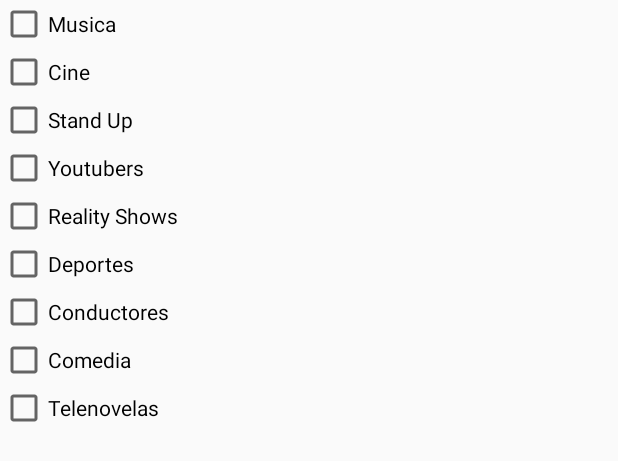
After one commit to snow915/ALLSTARS, an Android app: the layout checkbox.xml on its own in the app's theme, with its tools: preview values and no code run, on a phone screen of 412 x 824 dp. The commit adds this screen. Shown: the top 461 px of the screen. Run offline under Robolectric (Android 15) with nearby library versions, the phone set to English and light mode, and no system bars.

Commit message:
add: coee for checkbox inside alert dialog

```diff
--- a/app/src/main/java/com/store/Register.java
+++ b/app/src/main/java/com/store/Register.java
@@ -3,12 +3,14 @@ package com.store;
 import androidx.annotation.NonNull;
 import androidx.appcompat.app.AppCompatActivity;
 
+import android.content.DialogInterface;
 import android.content.Intent;
 import android.os.Bundle;
 import android.view.View;
 import android.widget.AdapterView;
 import android.widget.ArrayAdapter;
 import android.widget.Button;
+import android.widget.CheckBox;
 import android.widget.EditText;
 import android.widget.Spinner;
 import android.widget.TextView;
@@ -62,6 +64,34 @@ public class Register extends AppCompatActivity implements AdapterView.OnItemSel
             @Override
             public void onClick(View v) {
                 if(validations()){
+                    //View chec = View.inflate(getApplicationContext(), R.layout.checkbox, null);
+                    //CheckBox checkBox = (CheckBox) chec.findViewById(R.id.);
+
+                    AlertDialog.Builder builder = new AlertDialog.Builder(getApplicationContext());
+                    builder.setTitle("Escoge una o varias categorias");
+
+                    //Añadimos una lista de checkbox
+                    String[] categorias = {"Hola","mundo","jajaj"};
+                    boolean[] checkeditems = {true,false,true};
+                    builder.setMultiChoiceItems(categorias, checkeditems, new DialogInterface.OnMultiChoiceClickListener() {
+                        @Override
+                        public void onClick(DialogInterface dialog, int which, boolean isChecked) {
+
+                        }
+                    });
+
+                    // Add OK and Cancel buttons
+                    builder.setPositiveButton("OK", new DialogInterface.OnClickListener() {
+                        @Override
+                        public void onClick(DialogInterface dialog, int which) {
+                            // The user clicked OK
+                        }
+                    });
+                    builder.setNegativeButton("Cancel", null);
+
+                    AlertDialog dialog = builder.create();
+                    dialog.show();
+                    /*
                     u.setUid(user.getText().toString());
                     u.setNombre(nombre.getText().toString());
                     u.setApellido(apellido.getText().toString());
@@ -69,8 +99,7 @@ public class Register extends AppCompatActivity implements AdapterView.OnItemSel
                     u.setTelefono(telefono.getText().toString());
                     u.setUser(user.getText().toString());
                     u.setPass(pass.getText().toString());
-                    u.setSexo(sexo.getSelectedItem().toString());
-                    user_exist(user.getText().toString());
+                    u.setSexo(sexo.getSelectedItem().toString());*/
                 }
             }
         });
@@ -160,7 +189,7 @@ public class Register extends AppCompatActivity implements AdapterView.OnItemSel
                 if (dataSnapshot.exists()) {
                     new SweetAlertDialog(Register.this, SweetAlertDialog.ERROR_TYPE)
                             .setTitleText("Ouch!")
-                            .setContentText("TThe user already exists!")
+                            .setContentText("The user already exists!")
                             .hideConfirmButton()
                             .setCancelText("Ok")
                             .show();
--- /dev/null
+++ b/app/src/main/res/layout/checkbox.xml
@@ -0,0 +1,60 @@
+<?xml version="1.0" encoding="utf-8"?>
+<LinearLayout xmlns:android="http://schemas.android.com/apk/res/android"
+    android:orientation="vertical" android:layout_width="match_parent"
+    android:layout_height="match_parent">
+
+    <CheckBox
+        android:id="@+id/id_musica"
+        android:layout_width="wrap_content"
+        android:layout_height="wrap_content"
+        android:text="@string/cat_musica" />
+
+    <CheckBox
+        android:id="@+id/id_cine"
+        android:layout_width="wrap_content"
+        android:layout_height="wrap_content"
+        android:text="@string/cat_cine" />
+
+    <CheckBox
+        android:id="@+id/id_standup"
+        android:layout_width="wrap_content"
+        android:layout_height="wrap_content"
+        android:text="@string/cat_standup" />
+
+    <CheckBox
+        android:id="@+id/id_youtubers"
+        android:layout_width="wrap_content"
+        android:layout_height="wrap_content"
+        android:text="@string/cat_youtubers" />
+
+    <CheckBox
+        android:id="@+id/id_reality"
+        android:layout_width="wrap_content"
+        android:layout_height="wrap_content"
+        android:text="@string/cat_reality" />
+
+    <CheckBox
+        android:id="@+id/id_deportes"
+        android:layout_width="wrap_content"
+        android:layout_height="wrap_content"
+        android:text="@string/cat_deportes" />
+
+    <CheckBox
+        android:id="@+id/id_conductores"
+        android:layout_width="wrap_content"
+        android:layout_height="wrap_content"
+        android:text="@string/cat_conductores" />
+
+    <CheckBox
+        android:id="@+id/id_comedia"
+        android:layout_width="wrap_content"
+        android:layout_height="wrap_content"
+        android:text="@string/cat_comedia" />
+
+    <CheckBox
+        android:id="@+id/id_tv"
+        android:layout_width="wrap_content"
+        android:layout_height="wrap_content"
+        android:text="@string/cat_tv" />
+
+</LinearLayout>
--- a/app/src/main/res/values/strings.xml
+++ b/app/src/main/res/values/strings.xml
@@ -81,6 +81,16 @@
     <string name="alert_success_signup">Successful registration</string>
     <string name="okay">Okay</string>
 
+    <string name="cat_musica">Musica</string>
+    <string name="cat_cine">Cine</string>
+    <string name="cat_standup">Stand Up</string>
+    <string name="cat_youtubers">Youtubers</string>
+    <string name="cat_reality">Reality Shows</string>
+    <string name="cat_deportes">Deportes</string>
+    <string name="cat_conductores">Conductores</string>
+    <string name="cat_comedia">Comedia</string>
+    <string name="cat_tv">Telenovelas</string>
+
     <!-- TODO: Remove or change this placeholder text -->
 
 </resources>
```
